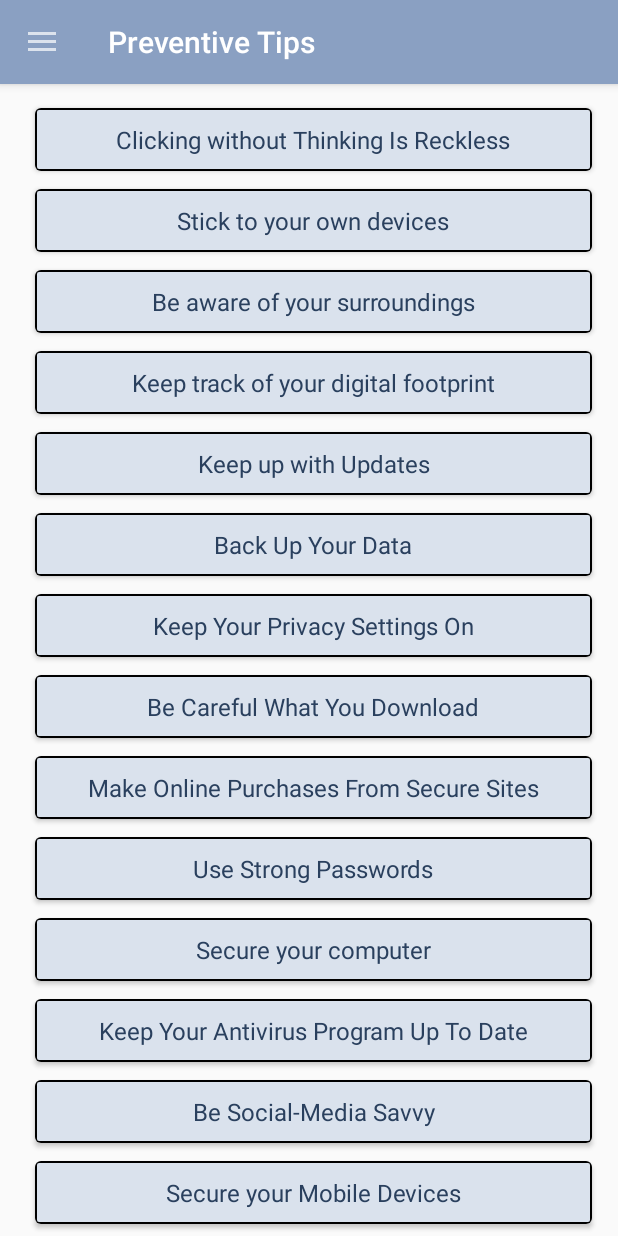
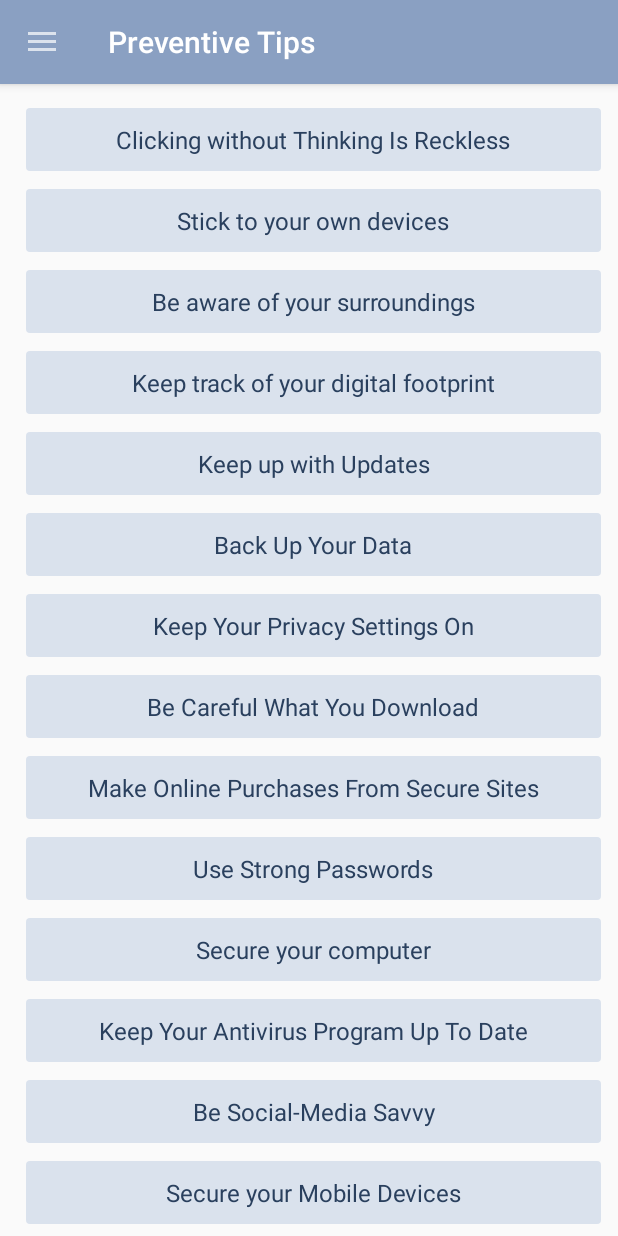
Before and after one commit to Pranavjain23/CyberSecurity, an Android app: the fragment PreventiveTipFragment placed in its activity, on a phone screen of 412 x 824 dp. Run offline under Robolectric (Android 15) with nearby library versions, the phone set to English and light mode, and no system bars.

Commit message:
preventive tips securitycheck cybercomplaint

```diff
--- /dev/null
+++ b/app/src/main/res/drawable/preventive_tips_background.xml
@@ -0,0 +1,21 @@
+<?xml version="1.0" encoding="utf-8"?>
+<shape xmlns:android="http://schemas.android.com/apk/res/android"
+    android:shape="rectangle" >
+
+    <!-- View background color -->
+    <solid
+        android:color="@color/lightBlue" >
+    </solid>
+
+    <!-- View border color and width -->
+    <stroke
+        android:width="1dp"
+        android:color="@color/lightBlue" >
+    </stroke>
+
+    <!-- The radius makes the corners rounded -->
+    <corners
+        android:radius="2dp"   >
+    </corners>
+
+</shape>
--- a/app/src/main/res/layout/fragment_cyber_complaint.xml
+++ b/app/src/main/res/layout/fragment_cyber_complaint.xml
@@ -42,6 +42,7 @@
                     android:layout_below="@+id/text1"
                     android:layout_marginTop="3dp"
                     android:textColor="@color/blue"
+                    android:textStyle="bold"
                     android:padding="10dp"
                     android:text="@string/complaint2"
                     android:textSize="18sp" />
@@ -49,10 +50,23 @@
         </androidx.cardview.widget.CardView>
 
         <TextView
+            android:id="@+id/linkFAQ"
+            android:layout_width="wrap_content"
+            android:layout_height="wrap_content"
+            android:text="@string/linkFAQ"
+            android:textColorLink="#ff3d00"
+            android:textColor="@color/black"
+            android:textSize="22sp"
+            android:layout_marginTop="20dp"
+            android:layout_below="@+id/cardMain"
+            android:layout_marginBottom="20dp"
+            android:layout_centerHorizontal="true"/>
+
+        <TextView
             android:id="@+id/text4"
             android:layout_width="match_parent"
             android:layout_height="wrap_content"
-            android:layout_below="@+id/cardMain"
+            android:layout_below="@id/linkFAQ"
             android:padding="7dp"
             android:layout_marginLeft="10dp"
             android:layout_marginTop="10dp"
@@ -63,25 +77,14 @@
             android:text="@string/complaint3"
             android:textSize="12sp" />
 
-        <TextView
-            android:id="@+id/linkFAQ"
-            android:layout_width="wrap_content"
-            android:layout_height="wrap_content"
-            android:text="@string/linkFAQ"
-            android:textColorLink="#ff3d00"
-            android:textColor="@color/black"
-            android:textSize="22sp"
-            android:layout_marginTop="20dp"
-            android:layout_below="@id/text4"
-            android:layout_marginBottom="20dp"
-            android:layout_centerHorizontal="true"/>
+
 
         <TextView
             android:id="@+id/divider"
             android:layout_marginTop="5dp"
             android:layout_width="match_parent"
             android:layout_height="5dp"
-            android:layout_below="@id/linkFAQ"
+            android:layout_below="@id/text4"
             android:background="@color/black">
 
         </TextView>
--- a/app/src/main/res/layout/fragment_videos_and_webinar.xml
+++ b/app/src/main/res/layout/fragment_videos_and_webinar.xml
@@ -17,7 +17,7 @@
         android:textColor="@color/lightBlue"
         android:textSize="20dp"
         android:layout_marginRight="10dp"
-        android:text="Learn more about Cyber Security from our very own experts. Click below to directly go to our specialized palylist."/>
+        android:text="Learn more about Cyber Security from our very own experts. Click below to directly go to our specialized playlist."/>
 
     <androidx.cardview.widget.CardView
         android:id="@+id/cardPlaylist"
--- a/app/src/main/res/layout/recycler_preventive_tip_single_row.xml
+++ b/app/src/main/res/layout/recycler_preventive_tip_single_row.xml
@@ -1,11 +1,11 @@
 <?xml version="1.0" encoding="utf-8"?>
-<androidx.cardview.widget.CardView xmlns:android="http://schemas.android.com/apk/res/android"
+<RelativeLayout xmlns:android="http://schemas.android.com/apk/res/android"
     android:layout_width="match_parent"
     android:layout_height="wrap_content"
     xmlns:app="http://schemas.android.com/apk/res-auto"
     android:orientation="horizontal"
-    android:layout_margin="6dp"
-    app:cardCornerRadius="4dp">
+    android:layout_marginTop="6dp"
+    android:layout_marginBottom="6dp">
 
     <LinearLayout
         android:id="@+id/llContentPT"
@@ -16,14 +16,14 @@
             android:id="@+id/txtPreventiveTip"
             android:layout_width="match_parent"
             android:layout_height="wrap_content"
-            android:text="Preventive tip"
+            android:text="Preventive tips"
             android:textColor="@color/blue"
             android:textSize="16sp"
-            android:background="@drawable/securitycheck_border"
+            android:background="@drawable/preventive_tips_background"
             android:textAlignment="center"
             android:padding="10dp"/>
 
     </LinearLayout>
 
 
-</androidx.cardview.widget.CardView>
+</RelativeLayout>
--- a/app/src/main/res/values/strings.xml
+++ b/app/src/main/res/values/strings.xml
@@ -9,7 +9,7 @@ CSAO is a brain child of Ms. Chandni Agarwal, senior IT faculty at Maharaja Agra
 
 
     <string name="complaint1">Register a cyber complaint</string>
-    <string name="complaint2">1. This portal facilitates victims/complainants to report cyber crime complaints online.\n2. This portal caters to complaints pertaining to cyber crimes only with special focus on cyber crimes against women and children. \n3. Complaints reported on this portal are dealt by law enforcement agencies/ police based on the information available in the complaints.\n\n It is imperative to provide correct and accurate details while filing complaint for prompt action.</string>
+    <string name="complaint2">The official site to report cyber crime is developed by Ministry of Home Affairs and the link to report is https://cybercrime.gov.in/ . This portal facilitates victims/complainants to report Cyber Crime complaints online with special focus on cyber crimes against women and children.\n\n It is imperative to provide correct and accurate details while filing complaint for prompt action.</string>
     <string name="open_drawer">Open Drawer</string>
     <string name="complaint9">Citizen Login with the Complaint Name and the required field to track the status of your Complaint</string>
     <string name="complaint8">Report anonymously . Fill in the Complaint/Incident Details and proceed to next steps and do fill all the information correct and carefully
```
Also changed, not shown: app/src/main/res/drawable/securitycheck_border.xml (indentation only).
